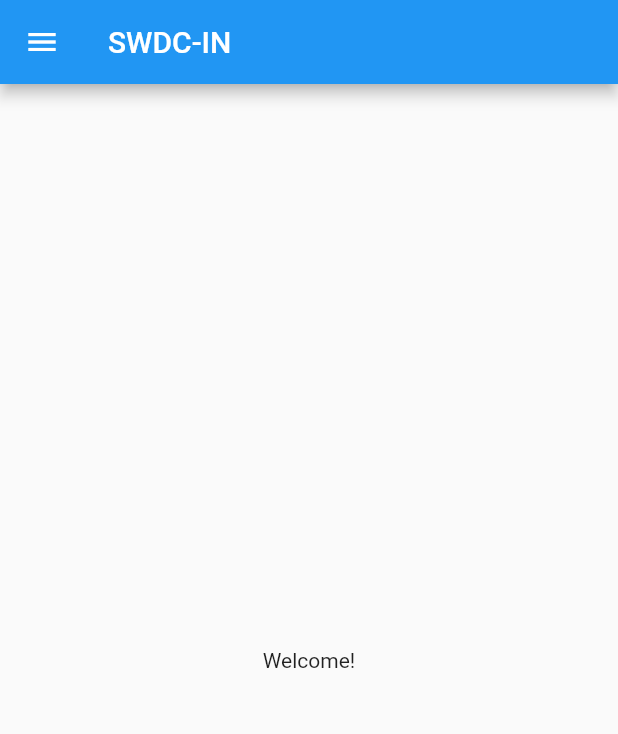
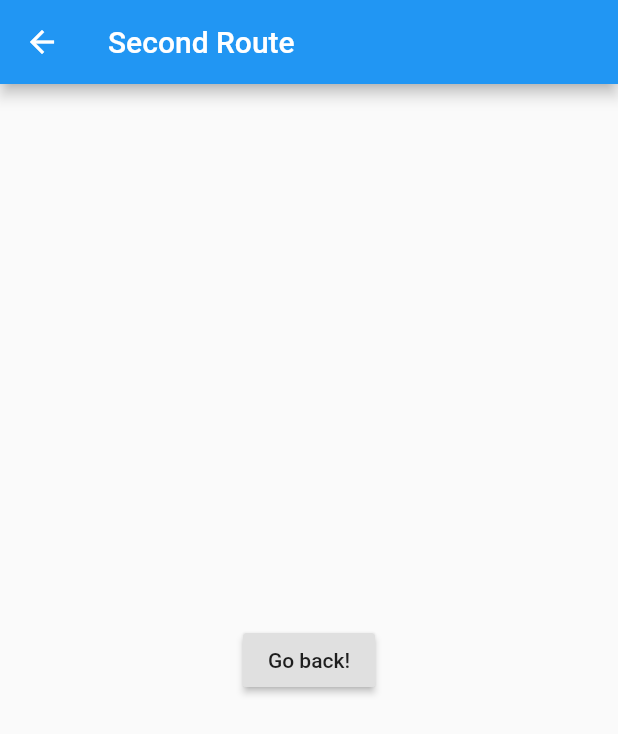
Before and after one commit to Sathyananth/swdc_in, a Flutter app: the screen it shows after launch, in the side drawer, after a tap on "Rest Room", on a phone screen of 412 x 824 dp. Shown: the top 734 px of the screen. Run offline on Flutter 3.47's test engine with Material 2 defaults, Android fonts, the phone set to English and light mode, and no system bars.

Commit message:
Update
Update

```diff
--- a/lib/main.dart
+++ b/lib/main.dart
@@ -1,5 +1,5 @@
 import 'package:flutter/material.dart';
-
+import 'package:swdc_in/pages/RestRoom.dart';
 void main() => runApp(MyApp());
 
 class MyApp extends StatelessWidget {
@@ -47,10 +47,15 @@ class MyHomePage extends StatelessWidget {
             ListTile(
               title: Text('Rest Room'),
               onTap: () {
+
+                Navigator.push(
+                  context,
+                  MaterialPageRoute(builder: (context) => SecondRoute()),
+                );
                 // Update the state of the app
                 // ...
                 // Then close the drawer
-                Navigator.pop(context);
+//                Navigator.pop(context);
               },
             ),
             ListTile(
--- /dev/null
+++ b/lib/pages/RestRoom.dart
@@ -0,0 +1,20 @@
+import 'package:flutter/material.dart';
+
+class SecondRoute extends StatelessWidget {
+  @override
+  Widget build(BuildContext context) {
+    return Scaffold(
+      appBar: AppBar(
+        title: Text("Second Route"),
+      ),
+      body: Center(
+        child: RaisedButton(
+          onPressed: () {
+            Navigator.pop(context);
+          },
+          child: Text('Go back!'),
+        ),
+      ),
+    );
+  }
+}
--- a/pubspec.yaml
+++ b/pubspec.yaml
@@ -23,6 +23,7 @@ dependencies:
   # The following adds the Cupertino Icons font to your application.
   # Use with the CupertinoIcons class for iOS style icons.
   cupertino_icons: ^0.1.2
+  cloud_firestore: ^0.13.0+1
 
 dev_dependencies:
   flutter_test:
```
Also changed, not shown: 3 other files.
